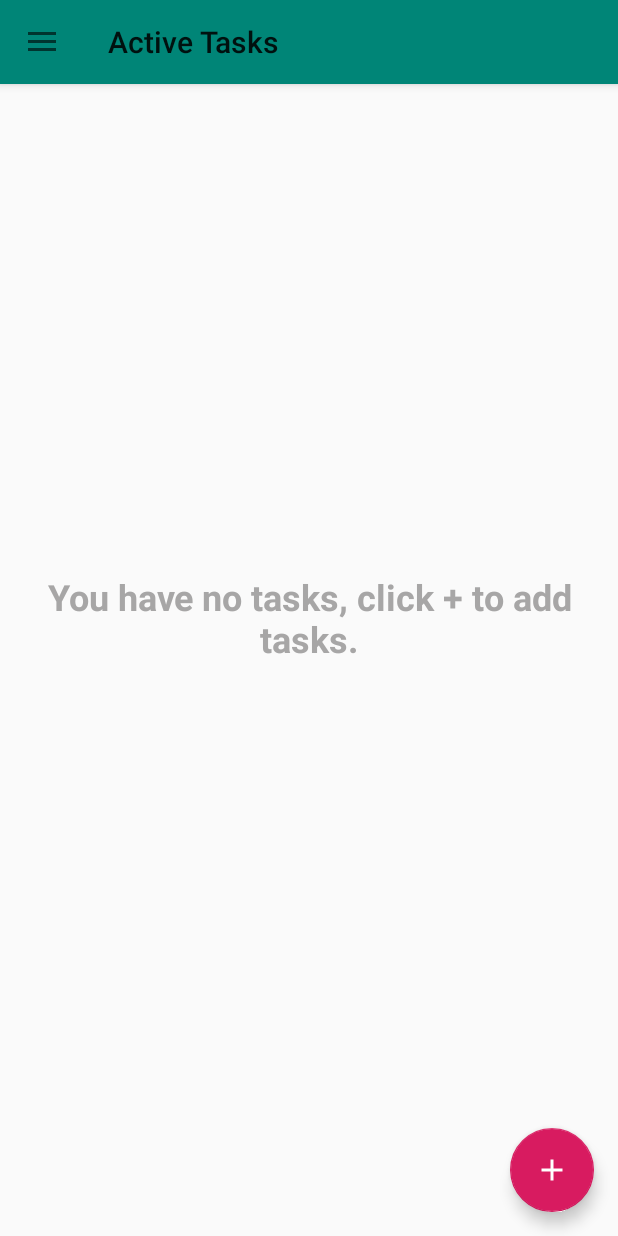
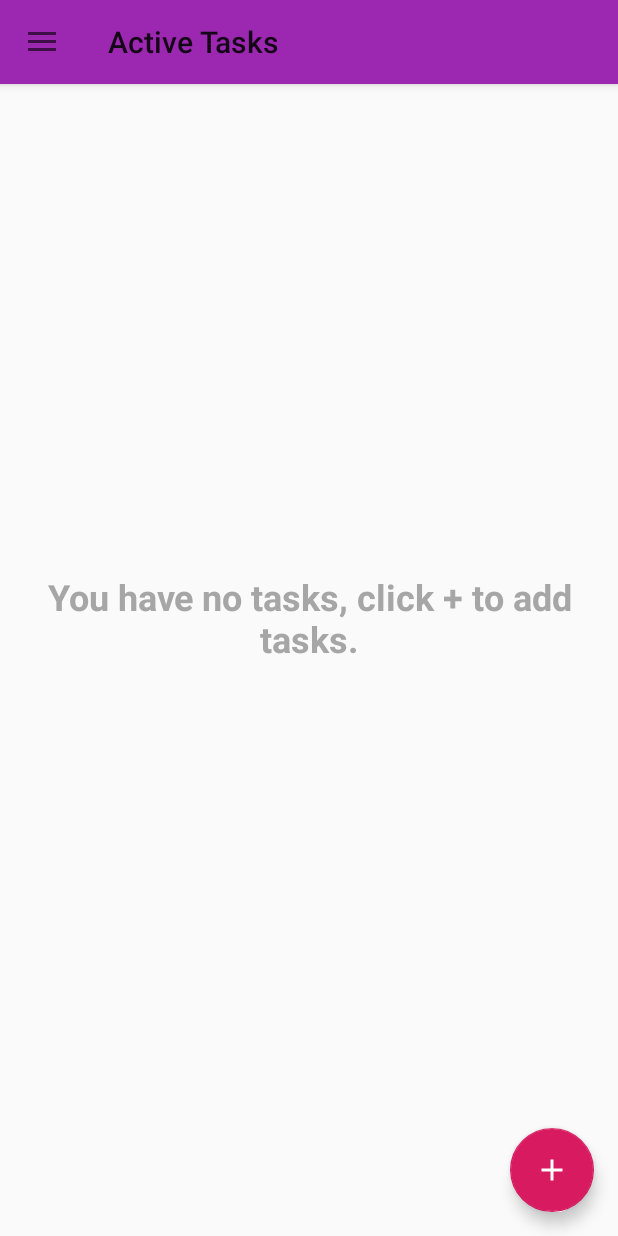
Before and after one commit to androidpirate/TaskMaster, an Android app: the screen it shows after launch (MainActivity), on a phone screen of 412 x 824 dp. Run offline under Robolectric (Android 15) with nearby library versions, the phone set to English and light mode, and no system bars; our stand-ins replace Room's generated code, navigation-ui.

Commit message:
New feat - Change app theme colors for day and night theme

```diff
--- /dev/null
+++ b/app/src/main/res/values-night/colors.xml
@@ -0,0 +1,7 @@
+<?xml version="1.0" encoding="utf-8"?>
+<resources>
+    <!-- AppTheme   -->
+    <color name="colorPrimary">#1F1D1F</color>
+    <color name="colorPrimaryDark">#101011</color>
+    <color name="colorAccent">#FF9800</color>
+</resources>
--- a/app/src/main/res/values/colors.xml
+++ b/app/src/main/res/values/colors.xml
@@ -1,8 +1,8 @@
 <?xml version="1.0" encoding="utf-8"?>
 <resources>
     <!-- AppTheme   -->
-    <color name="colorPrimary">#008577</color>
-    <color name="colorPrimaryDark">#00574B</color>
+    <color name="colorPrimary">#9C27B0</color>
+    <color name="colorPrimaryDark">#7E0A92</color>
     <color name="colorAccent">#D81B60</color>
     <!-- Basic -->
     <color name="colorBlack">#000000</color>
```
